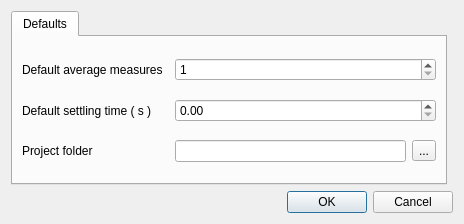
Old version of the form aeroist/preferences.ui in the repository froque/AeroIST.
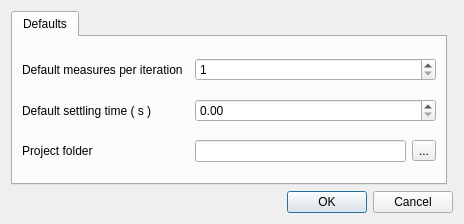
New version of the form.

Commit message: Replaced average_number concept with Measurements per iteration with all of them being logged into the model Renamed GUI and variable names

Patch:
```diff
--- a/aeroist/preferences.ui
+++ b/aeroist/preferences.ui
@@ -49,7 +49,7 @@
        <item row="0" column="0">
         <widget class="QLabel" name="label_8">
          <property name="text">
-          <string>Default average measures</string>
+          <string>Default measures per iteration</string>
          </property>
         </widget>
        </item>
```
The commit also changes 18 other files.
